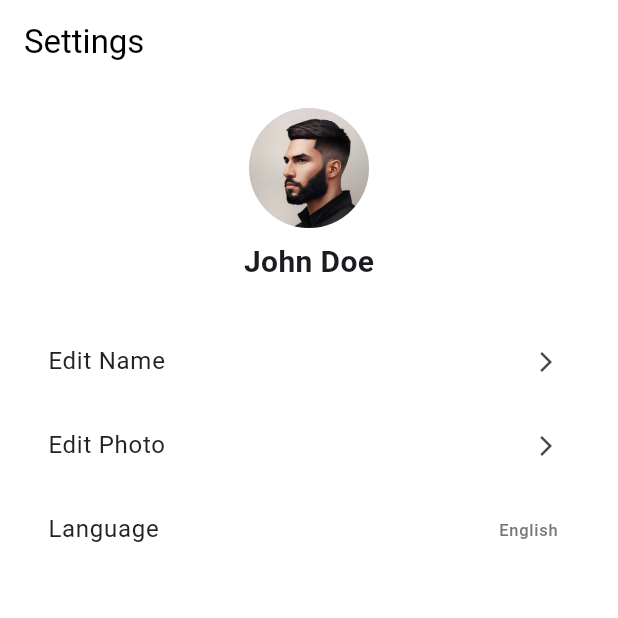
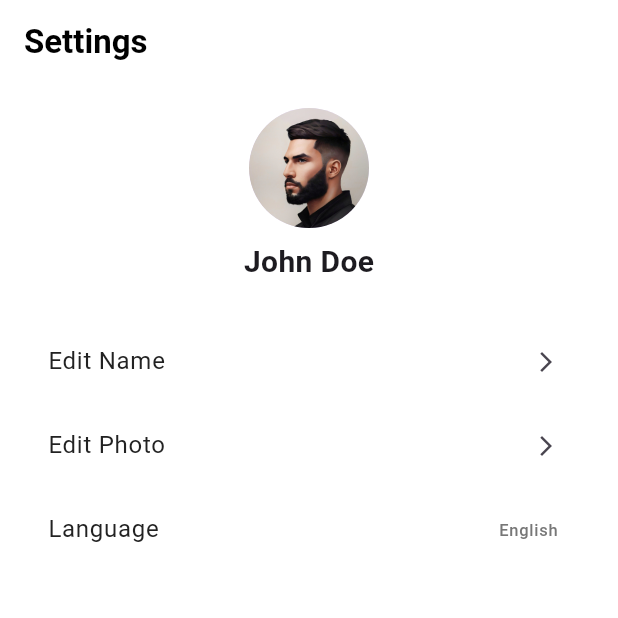
Before and after one commit to yasirzain15/qofi-driver-app, a Flutter app: the screen it shows after launch, item 3 of the bottom bar chosen, on a phone screen of 412 x 824 dp, the top half of it. Run offline on Flutter 3.47's test engine with Material 3 defaults, Android fonts, the phone set to English and light mode, and no system bars.

Commit message:
revised and modified

```diff
--- a/lib/Features/Orders/Presentation/order_screen.dart
+++ b/lib/Features/Orders/Presentation/order_screen.dart
@@ -13,7 +13,10 @@ class OrdersScreen extends StatelessWidget {
         backgroundColor: AppColors.background,
         appBar: AppBar(
           backgroundColor: AppColors.background,
-          title: const Text('Orders'),
+          title: const Text(
+            'Orders',
+            style: TextStyle(fontWeight: FontWeight.bold),
+          ),
           bottom: const TabBar(
             labelColor: AppColors.text,
             unselectedLabelColor: AppColors.subText,
--- a/lib/Features/Settings/Presentation/settings_screen.dart
+++ b/lib/Features/Settings/Presentation/settings_screen.dart
@@ -12,7 +12,10 @@ class SettingsScreen extends StatelessWidget {
     return Scaffold(
       backgroundColor: AppColors.background,
       appBar: AppBar(
-        title: const Text('Settings'),
+        title: const Text(
+          'Settings',
+          style: TextStyle(fontWeight: FontWeight.bold),
+        ),
         backgroundColor: AppColors.background,
         foregroundColor: Colors.black,
         elevation: 0,
--- a/lib/main.dart
+++ b/lib/main.dart
@@ -1,6 +1,5 @@
 import 'package:flutter/material.dart';
 import 'package:qufi_driver_app/features/Dashboard/Presentation/dashboard_screen.dart';
-import 'package:qufi_driver_app/features/orders/presentation/order_screen.dart';
 
 void main() {
   runApp(MyApp());
```
